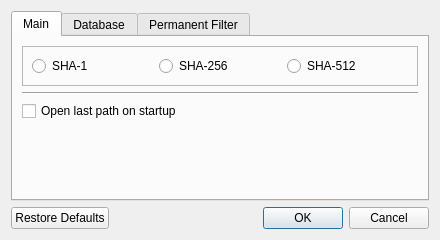
The window that src/dialogsettings.ui (artemvlas/veretino) describes before a commit, drawn with Qt 5.
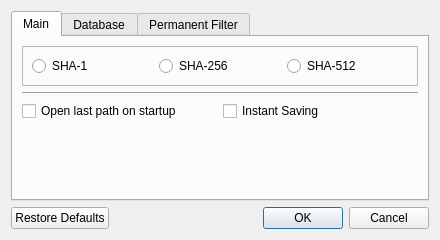
The same window after the commit.

Commit message: [Settings] added Instant Saving

Diff of the .ui file:
```diff
--- a/src/dialogsettings.ui
+++ b/src/dialogsettings.ui
@@ -77,6 +77,17 @@
            </property>
           </widget>
          </item>
+         <item>
+          <widget class="QCheckBox" name="cbInstantSaving">
+           <property name="toolTip">
+            <string>If checked, the database file will be overwritten
+immediately after any change is made.</string>
+           </property>
+           <property name="text">
+            <string>Instant Saving</string>
+           </property>
+          </widget>
+         </item>
         </layout>
        </item>
        <item>
```
The commit also changes 7 other files.
